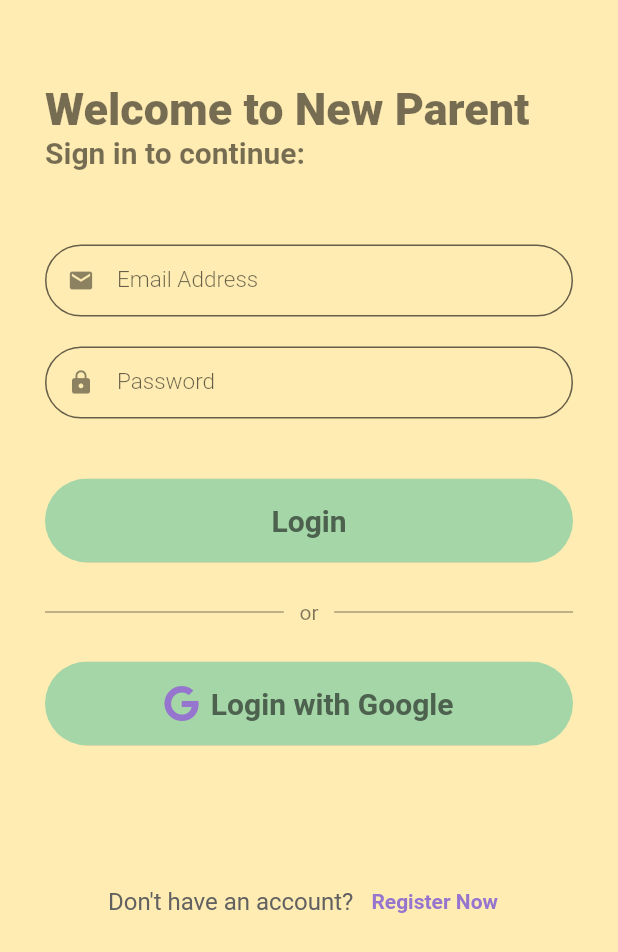
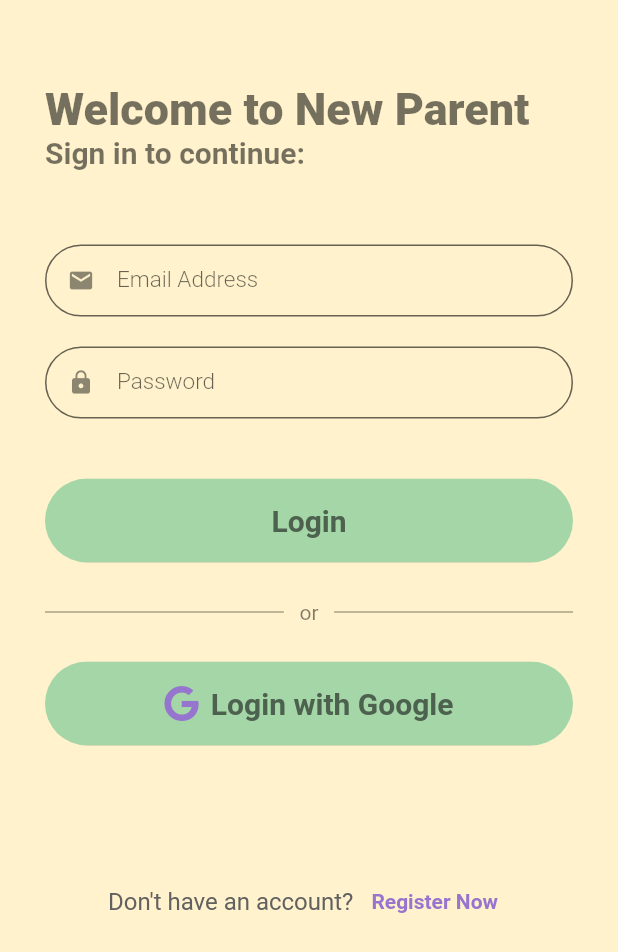
Before and after one commit to acm-projects/BabyQuest, a Flutter app: the screen it shows after launch, on a phone screen of 412 x 824 dp. Shown: the top 952 px of the screen. Run offline on Flutter 3.47's test engine with Material 2 defaults, Android fonts, the phone set to English and light mode, and no system bars; our stand-ins replace cloud_firestore, convex_bottom_bar, firebase_auth, firebase_core, firebase_storage, flutter_spinkit and 5 more; missing offline and left inert: flutter_libphonenumber; accounts and stored records are empty.

Commit message:
Fixed time formatting error and lightened background color

```diff
--- a/client/lib/main.dart
+++ b/client/lib/main.dart
@@ -47,12 +47,12 @@ class _MyAppState extends State<MyApp> {
             subtitle1: TextStyle(fontWeight: FontWeight.w300, fontSize: 15),
           ),
           canvasColor: Colors.green.shade200,
-          scaffoldBackgroundColor: Colors.amber.shade100,
+          scaffoldBackgroundColor: const Color(0xFFFFF2CC),
           colorScheme: ColorScheme.fromSwatch(
             primarySwatch: createMaterialColor(Colors.deepPurple.shade300),
           ).copyWith(
             onPrimary: Colors.white,
-            background: Colors.amber.shade100,
+            background:  const Color(0xFFFFF2CC),
             onBackground: Colors.grey.shade700,
             onSurface: Colors.grey.shade700,
             secondary: Colors.green.shade200,
--- a/client/lib/pages/main/statistics_page.dart
+++ b/client/lib/pages/main/statistics_page.dart
@@ -58,7 +58,7 @@ class _StatisticsPageState extends State<StatisticsPage> {
 
   String _getFormattedTime(DateTime time) {
     int hour = (time.hour % 12 == 0) ? 12 : time.hour % 12;
-    int minute = time.minute;
+    String minute = time.minute.toString().padLeft(2, '0');
     bool am = time.hour < 12;
     return '$hour:$minute ${am ? 'AM' : 'PM'}';
   }
```
